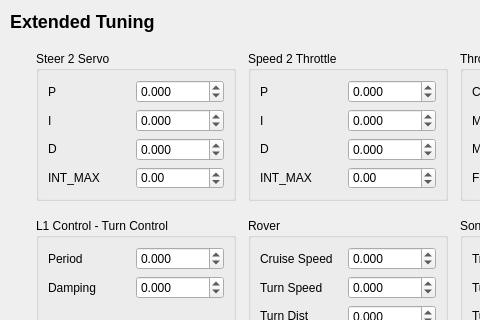
This is src/ui/configuration/ArduRoverPidConfig.ui in ArduPilot/apm_planner as Qt 5 draws it before an edit; both pictures show x 0 to 480 and y 0 to 320 of the 739 by 480 pixel window. The edited form follows.
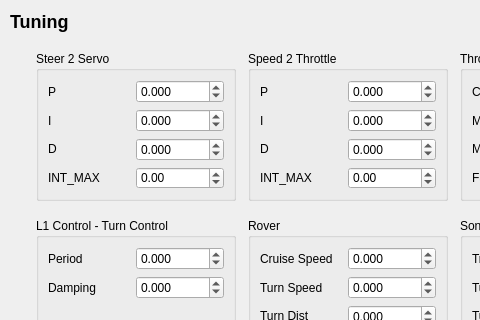
This is the edited form.

Commit message: Fix Plane and Rover to reflect they do not have a Basic Tuning view

```diff
--- a/src/ui/configuration/ArduRoverPidConfig.ui
+++ b/src/ui/configuration/ArduRoverPidConfig.ui
@@ -18,12 +18,12 @@
     <rect>
      <x>10</x>
      <y>10</y>
-     <width>175</width>
+     <width>73</width>
      <height>24</height>
     </rect>
    </property>
    <property name="text">
-    <string>&lt;html&gt;&lt;head/&gt;&lt;body&gt;&lt;p&gt;&lt;span style=&quot; font-size:x-large; font-weight:600;&quot;&gt;Extended Tuning&lt;/span&gt;&lt;/p&gt;&lt;/body&gt;&lt;/html&gt;</string>
+    <string>&lt;html&gt;&lt;head/&gt;&lt;body&gt;&lt;p&gt;&lt;span style=&quot; font-size:x-large; font-weight:600;&quot;&gt;Tuning&lt;/span&gt;&lt;/p&gt;&lt;/body&gt;&lt;/html&gt;</string>
    </property>
   </widget>
   <widget class="QWidget" name="gridLayoutWidget">
```
The commit also changes 1 other file.
